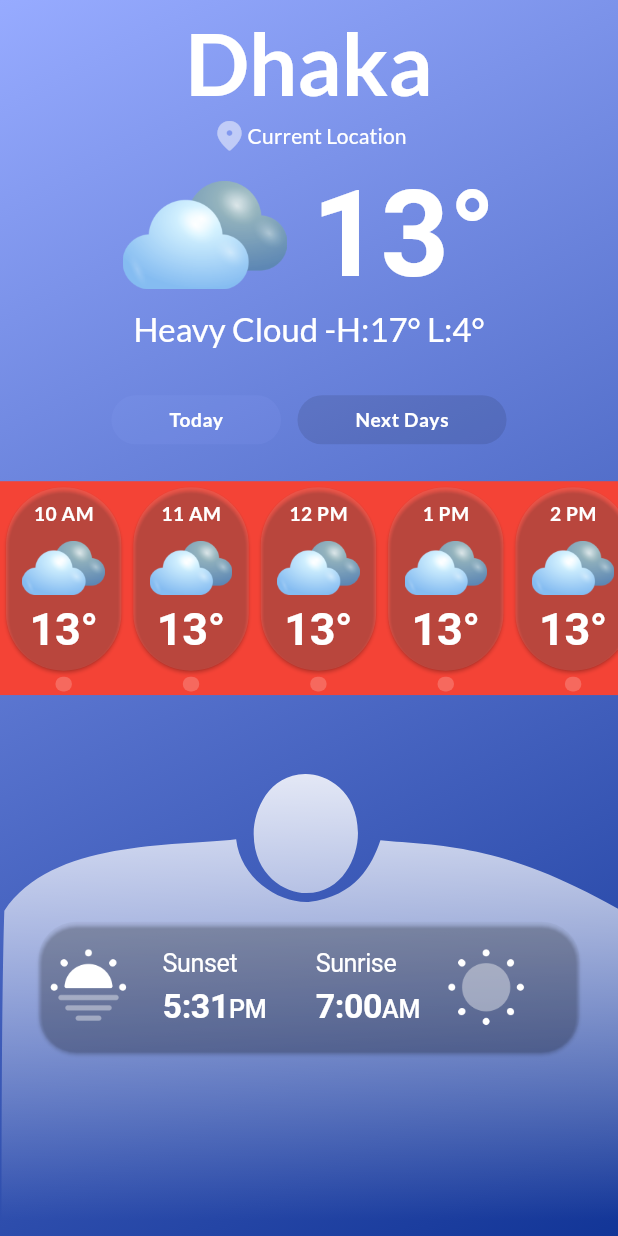
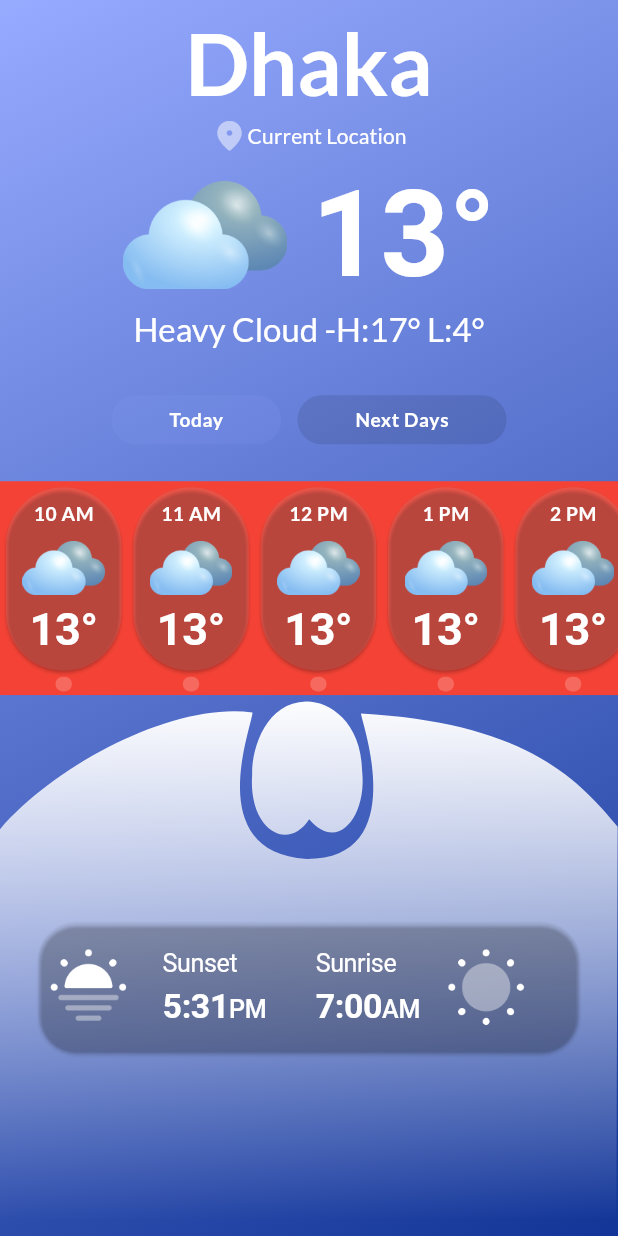
Before and after one commit to AAShayon/sf_weather, a Flutter app: the screen it shows after launch, on a phone screen of 412 x 824 dp. Run offline on Flutter 3.47's test engine with Material 3 defaults, Android fonts, the phone set to English and light mode, and no system bars; our stand-ins replace flutter_screenutil, font_awesome_flutter, google_fonts.

Commit message:
designed-add new clipper path design

```diff
--- a/lib/view/homepage/widgets/custom_clipper.dart
+++ b/lib/view/homepage/widgets/custom_clipper.dart
@@ -15,21 +15,19 @@ class CustomCurved extends CustomClipper<Path>{
   @override
   Path getClip(Size size) {
     Path path = Path();
-    path.moveTo(size.width*0.0024267,size.height*1.0129310);
-    path.quadraticBezierTo(size.width*0.0022133,size.height*0.5796897,size.width*0.0069867,size.height*0.4097241);
-    path.cubicTo(size.width*0.0838667,size.height*0.2749310,size.width*0.2801867,size.height*0.2880690,size.width*0.3821067,size.height*0.2741034);
-    path.cubicTo(size.width*0.3891733,size.height*0.3487931,size.width*0.4508000,size.height*0.3953448,size.width*0.4989600,size.height*0.3931724);
-    path.cubicTo(size.width*0.5764533,size.height*0.3821379,size.width*0.6020800,size.height*0.3226552,size.width*0.6155733,size.height*0.2757931);
-    path.cubicTo(size.width*0.7073600,size.height*0.2862759,size.width*0.8163200,size.height*0.2807241,size.width*1.0070933,size.height*0.4108966);
-    path.quadraticBezierTo(size.width*1.0061867,size.height*0.5833103,size.width*1.0054400,size.height*1.0047586);
-    path.lineTo(size.width*0.0024267,size.height*1.0129310);
+    path.moveTo(size.width*0.4950933,size.height*0.0123694);
+    path.cubicTo(size.width*0.5307200,size.height*0.0114094,size.width*0.5846400,size.height*0.0478898,size.width*0.5860800,size.height*0.1457741);
+    path.cubicTo(size.width*0.5935200,size.height*0.2296274,size.width*0.5467200,size.height*0.3007791,size.width*0.5003467,size.height*0.2360521);
+    path.cubicTo(size.width*0.4647467,size.height*0.2998191,size.width*0.4014400,size.height*0.2549939,size.width*0.4080267,size.height*0.1506111);
+    path.cubicTo(size.width*0.4072267,size.height*0.0962966,size.width*0.4328533,size.height*0.0139940,size.width*0.4950933,size.height*0.0123694);
 
-    path.moveTo(size.width*0.4937867,size.height*0.1500345);
-    path.cubicTo(size.width*0.5275200,size.height*0.1494828,size.width*0.5784267,size.height*0.1804138,size.width*0.5792000,size.height*0.2618621);
-    path.cubicTo(size.width*0.5796267,size.height*0.3071379,size.width*0.5549600,size.height*0.3754483,size.width*0.4959200,size.height*0.3763793);
-    path.cubicTo(size.width*0.4621867,size.height*0.3768966,size.width*0.4112533,size.height*0.3437241,size.width*0.4105067,size.height*0.2645172);
-    path.cubicTo(size.width*0.4100800,size.height*0.2192759,size.width*0.4347733,size.height*0.1509655,size.width*0.4937867,size.height*0.1500345); path.close();
-
+    path.moveTo(0,size.height*0.9969353);
+    path.quadraticBezierTo(0,size.height*0.4403131,0,size.height*0.2547724);
+    path.cubicTo(size.width*0.0939467,size.height*0.1278293,size.width*0.2845333,size.height*0.0129232,size.width*0.4085333,size.height*0.0332312);
+    path.cubicTo(size.width*0.4088800,size.height*0.0567515,size.width*0.3254667,size.height*0.2988960,size.width*0.4965333,size.height*0.3116346);
+    path.cubicTo(size.width*0.6649333,size.height*0.3114500,size.width*0.5860000,size.height*0.0544622,size.width*0.5840000,size.height*0.0350774);
+    path.cubicTo(size.width*0.8401333,size.height*0.0518776,size.width*0.9310667,size.height*0.1508326,size.width*0.9994667,size.height*0.2503415);
+    path.quadraticBezierTo(size.width*0.9989333,size.height*0.4360669,size.width*0.9973333,size.height*0.9932430);
     return path;
   }
 
```
